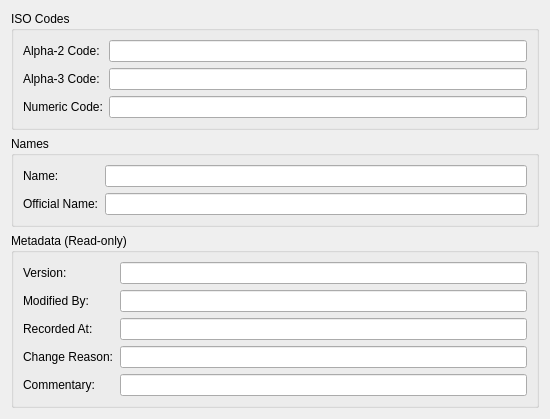
OreStudio/OreStudio, file projects/ores.qt/ui/CountryDetailDialog.ui: the form before one commit.
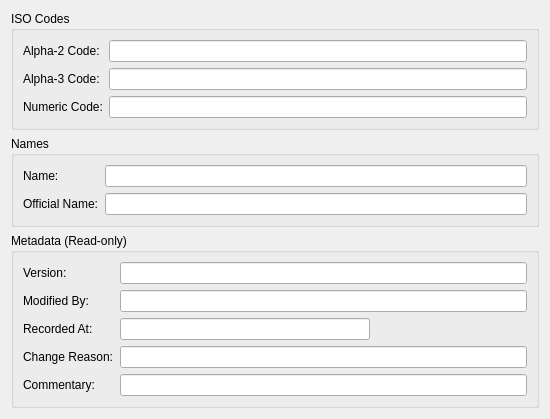
The form after the commit.

Patch:
```diff
--- a/projects/ores.qt/ui/CountryDetailDialog.ui
+++ b/projects/ores.qt/ui/CountryDetailDialog.ui
@@ -149,6 +149,12 @@
         <property name="readOnly">
          <bool>true</bool>
         </property>
+        <property name="maximumSize">
+         <size>
+          <width>250</width>
+          <height>16777215</height>
+         </size>
+        </property>
        </widget>
       </item>
       <item row="3" column="0">
```
